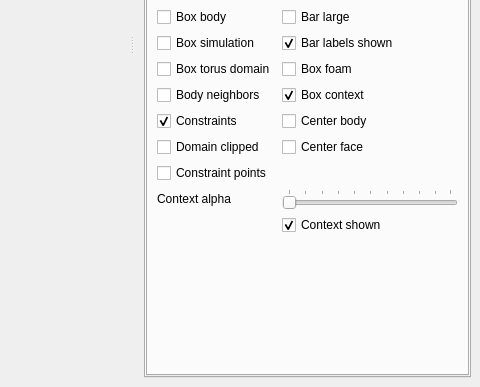
danlipsa/foamvis, file MainWindow.ui: the form before one commit; both pictures show x 551 to 1031 and y 299 to 686 of the 1031 by 686 pixel window.
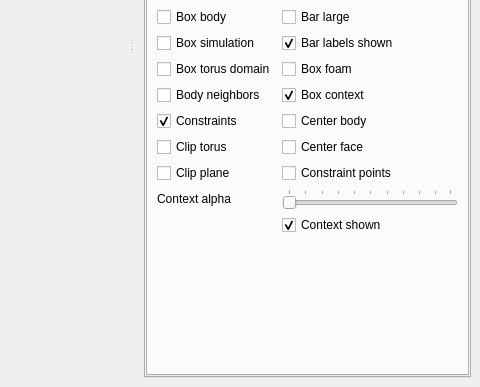
The form after the commit. The open tabs and pages were chosen to show the change. Custom widgets are drawn as their Qt base class.

What changed in the file:
```diff
--- a/MainWindow.ui
+++ b/MainWindow.ui
@@ -484,7 +484,7 @@
              <item row="7" column="0">
               <widget class="QCheckBox" name="checkBoxDomainClipped">
                <property name="text">
-                <string>Domain clipped</string>
+                <string>Clip torus</string>
                </property>
                <property name="checked">
                 <bool>false</bool>
@@ -498,13 +498,6 @@
                </property>
               </widget>
              </item>
-             <item row="8" column="0">
-              <widget class="QCheckBox" name="checkBoxConstraintPoints">
-               <property name="text">
-                <string>Constraint points</string>
-               </property>
-              </widget>
-             </item>
              <item row="9" column="0">
               <widget class="QLabel" name="label_18">
                <property name="text">
@@ -541,6 +534,20 @@
                </property>
               </widget>
              </item>
+             <item row="8" column="1">
+              <widget class="QCheckBox" name="checkBoxConstraintPoints">
+               <property name="text">
+                <string>Constraint points</string>
+               </property>
+              </widget>
+             </item>
+             <item row="8" column="0">
+              <widget class="QCheckBox" name="checkBoxClipPlane">
+               <property name="text">
+                <string>Clip plane</string>
+               </property>
+              </widget>
+             </item>
             </layout>
            </widget>
            <widget class="QWidget" name="tabSecond">
```
Left out of the diff: 141 changed lines with no effect on the pictures.
